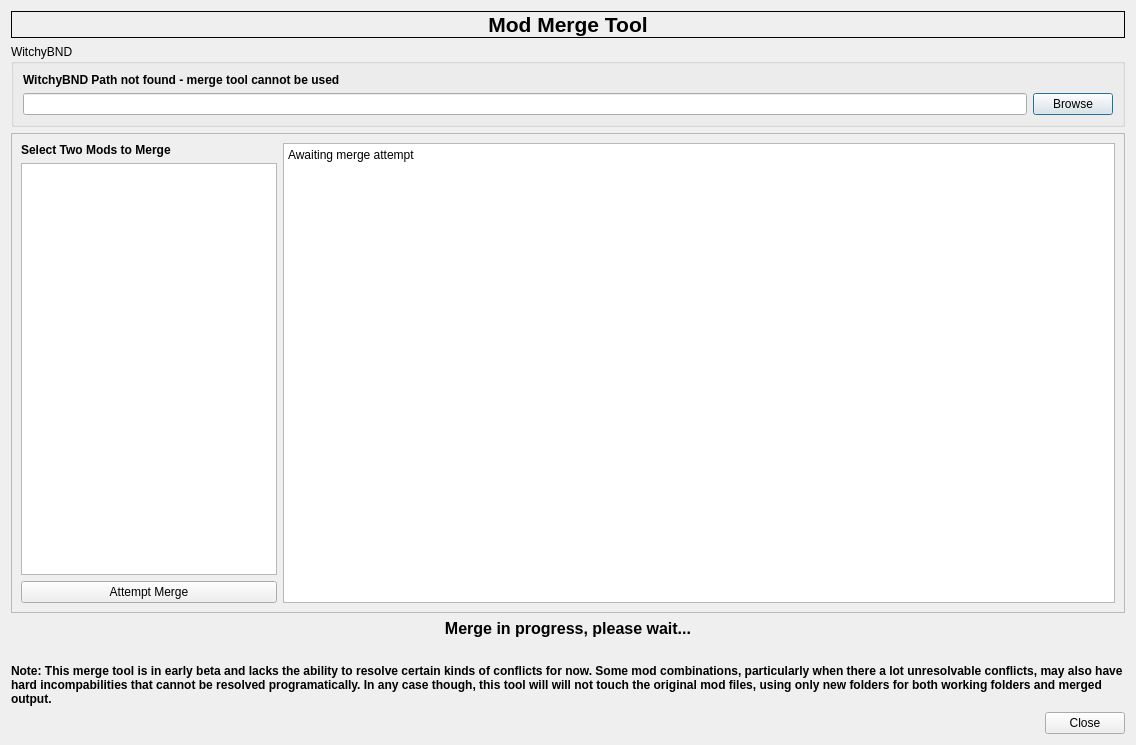
Above: modules/ModMerger.ui from rainmakerv3/BB_Launcher before the change. Below: the same form after it.
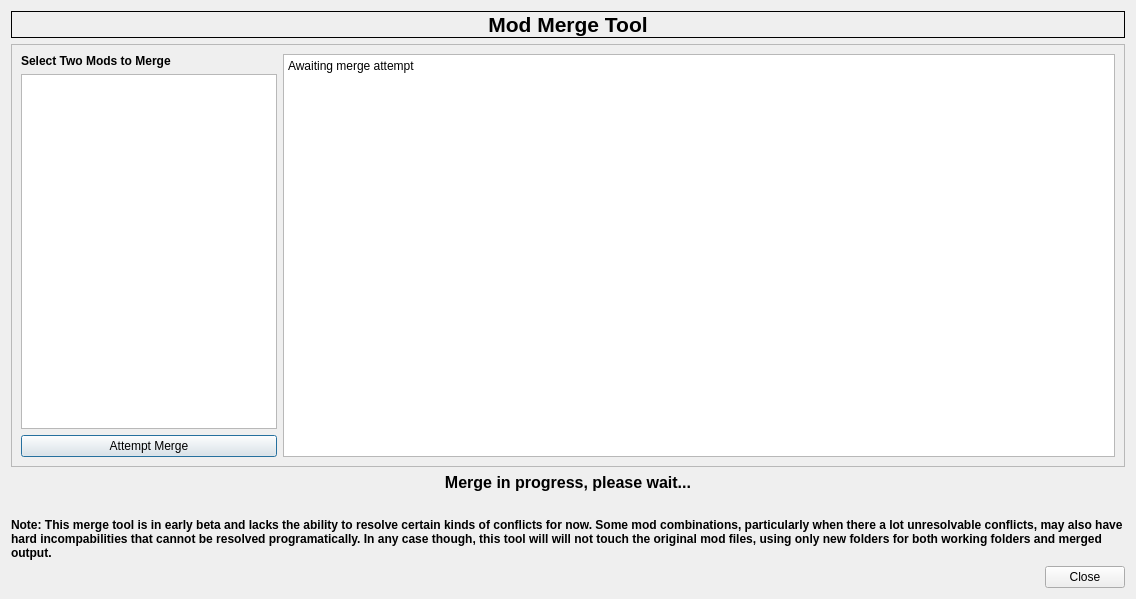
That is the form after the change.

Commit message: ModMerger: remove witchyBND dependency, implement in C++ instead for better control and compatibility

What changed in the file:
```diff
--- a/modules/ModMerger.ui
+++ b/modules/ModMerger.ui
@@ -7,7 +7,7 @@
     <x>0</x>
     <y>0</y>
     <width>1136</width>
-    <height>745</height>
+    <height>599</height>
    </rect>
   </property>
   <property name="windowTitle">
@@ -33,45 +33,6 @@
      </property>
     </widget>
    </item>
-   <item>
-    <widget class="QGroupBox" name="groupBox">
-     <property name="title">
-      <string>WitchyBND</string>
-     </property>
-     <layout class="QVBoxLayout" name="verticalLayout">
-      <item>
-       <widget class="QLabel" name="witchyLabel">
-        <property name="font">
-         <font>
-          <bold>true</bold>
-         </font>
-        </property>
-        <property name="text">
-         <string>WitchyBND Path not found - merge tool cannot be used</string>
-        </property>
-       </widget>
-      </item>
-      <item>
-       <layout class="QHBoxLayout" name="horizontalLayout">
-        <item>
-         <widget class="QLineEdit" name="witchyPathLineEdit">
-          <property name="readOnly">
-           <bool>true</bool>
-          </property>
-         </widget>
-        </item>
-        <item>
-         <widget class="QPushButton" name="witchyBrowseButton">
-          <property name="text">
-           <string>Browse</string>
-          </property>
-         </widget>
-        </item>
-       </layout>
-      </item>
-     </layout>
-    </widget>
-   </item>
    <item>
     <widget class="QScrollArea" name="scrollArea">
      <property name="widgetResizable">
@@ -83,7 +44,7 @@
         <x>0</x>
         <y>0</y>
         <width>1116</width>
-        <height>471</height>
+        <height>422</height>
        </rect>
       </property>
       <layout class="QHBoxLayout" name="horizontalLayout_2">
```
The commit also changes 18 other files.
